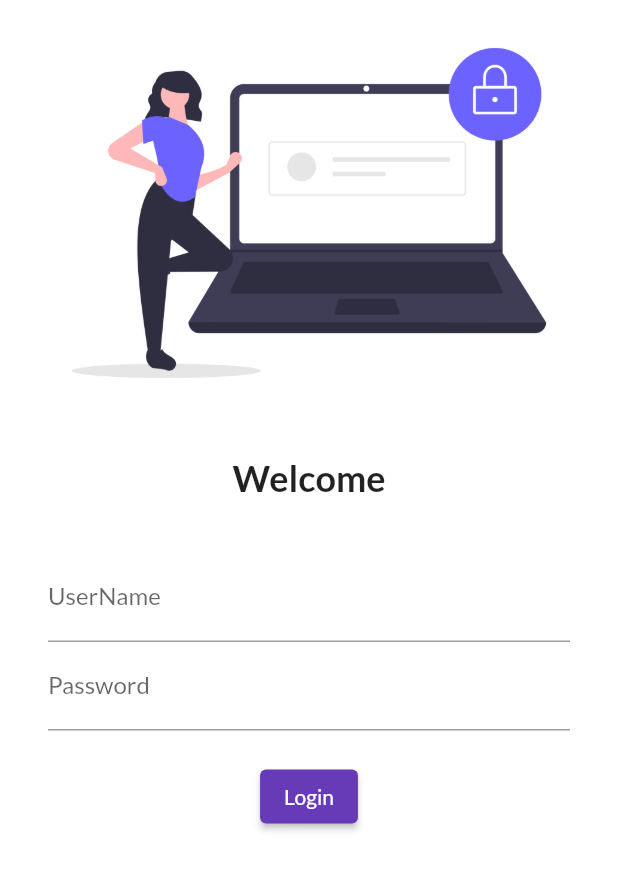
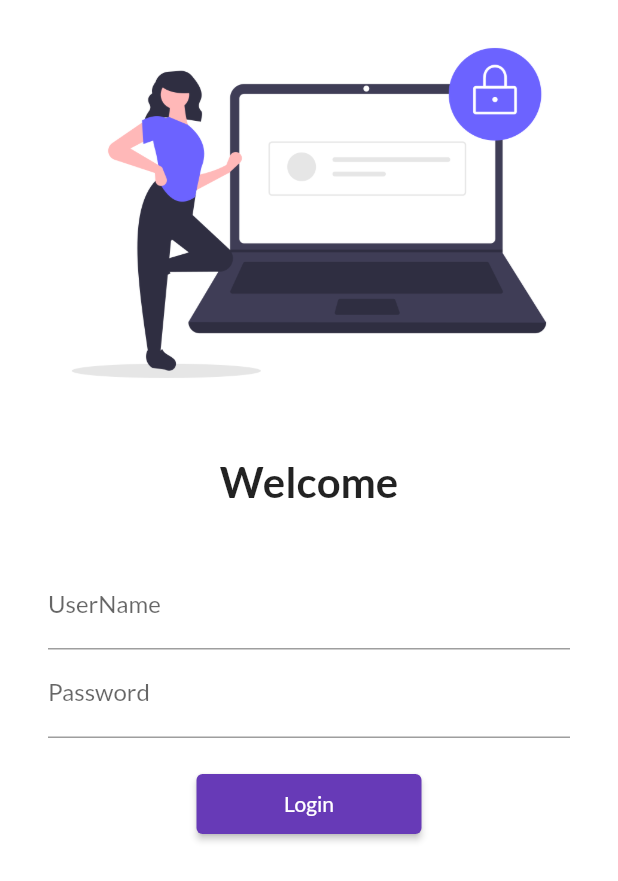
Before and after one commit to vishal2develop/30DaysOfFlutter, a Flutter app: the screen it shows after launch, on a phone screen of 412 x 824 dp. Shown: the top 881 px of the screen. Run offline on Flutter 3.47's test engine with Material 2 defaults, Android fonts, the phone set to English and light mode, and no system bars; our stand-ins replace google_fonts.

Commit message:
day 5 completed

```diff
--- a/lib/main.dart
+++ b/lib/main.dart
@@ -1,7 +1,9 @@
 import 'package:flutter/material.dart';
 import 'package:google_fonts/google_fonts.dart';
+
 import 'pages/home_page.dart';
 import 'pages/login_page.dart';
+import './utils/routes.dart';
 
 // entry point
 
@@ -28,8 +30,8 @@ class MyApp extends StatelessWidget {
       initialRoute: '/login',
       routes: {
         '/': (context) => LoginPage(),
-        '/home': (context) => HomePage(),
-        '/login': (context) => LoginPage()
+        MyRoutes.homeRoute: (context) => HomePage(),
+        MyRoutes.loginRoute: (context) => LoginPage()
       },
     );
   }
--- a/lib/pages/login_page.dart
+++ b/lib/pages/login_page.dart
@@ -1,4 +1,5 @@
 import 'package:flutter/material.dart';
+import '../utils/routes.dart';
 
 class LoginPage extends StatelessWidget {
   const LoginPage({Key? key}) : super(key: key);
@@ -7,6 +8,7 @@ class LoginPage extends StatelessWidget {
   Widget build(BuildContext context) {
     return Material(
         color: Colors.white,
+        child: SingleChildScrollView(
           child: Column(
             children: [
               Image.asset(
@@ -18,14 +20,14 @@ class LoginPage extends StatelessWidget {
               ),
               Text(
                 'Welcome',
-              style: TextStyle(fontSize: 24, fontWeight: FontWeight.bold),
+                style: TextStyle(fontSize: 28, fontWeight: FontWeight.bold),
               ),
               SizedBox(
                 height: 20,
               ),
               Padding(
-              padding:
-                  const EdgeInsets.symmetric(vertical: 16.0, horizontal: 32.0),
+                padding: const EdgeInsets.symmetric(
+                    vertical: 16.0, horizontal: 32.0),
                 child: Column(
                   children: [
                     TextFormField(
@@ -42,15 +44,16 @@ class LoginPage extends StatelessWidget {
                     ),
                     ElevatedButton(
                       onPressed: () {
-                      print('Login');
+                        Navigator.pushNamed(context, MyRoutes.homeRoute);
                       },
                       child: Text('Login'),
-                    style: TextButton.styleFrom(),
+                      style: TextButton.styleFrom(minimumSize: Size(150, 40)),
                     )
                   ],
                 ),
               )
             ],
+          ),
         ));
   }
 }
--- /dev/null
+++ b/lib/utils/routes.dart
@@ -0,0 +1,4 @@
+class MyRoutes {
+  static String loginRoute = '/login';
+  static String homeRoute = '/home';
+}
```
Lines whose indentation alone changed are shown as unchanged.
